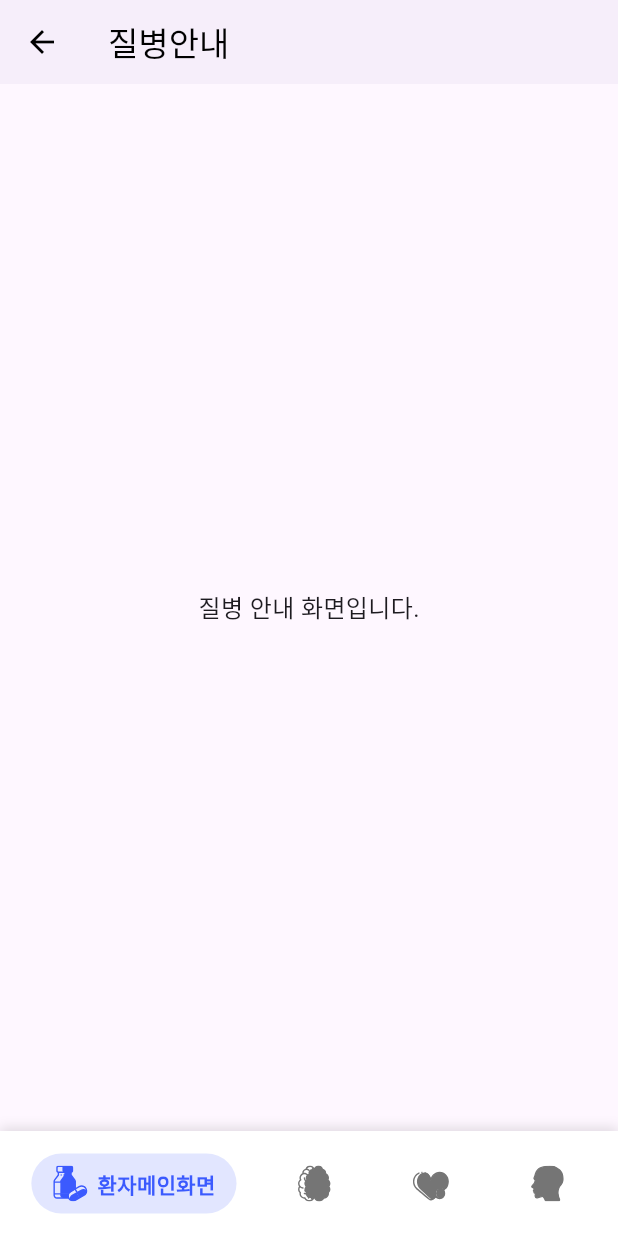
After one commit to SmileBBDev/mesothelium_flutter_project, a Flutter app: the HomePage screen opened directly, after a tap on "질병정보", on a phone screen of 412 x 824 dp. The commit adds this screen. Run offline on Flutter 3.47's test engine with Material 3 defaults, Android fonts, the phone set to English and light mode, and no system bars; our stand-ins replace flutter_svg, form_field_validator, syncfusion_flutter_calendar; missing offline and left inert: syncfusion_flutter_maps; project files that could hold a hidden picture were left out.

Commit message:
UI추가작업

```diff
--- a/lib/core/constants/MenuCategory.dart
+++ b/lib/core/constants/MenuCategory.dart
@@ -20,6 +20,9 @@ const List<MenuCategory> menu_categories = [
 
 const List<MenuCategory> patientMenu = [
   MenuCategory(icon: "assets/icons/Pediatrician.svg", title: "홈", url: "/patientMain"),
+  MenuCategory(icon: "assets/icons/Pediatrician.svg", title: "근처 약국", url: "/pharmacy"),
+  MenuCategory(icon: "assets/icons/Pediatrician.svg", title: "진료 예약", url: "/myAppointments"),
+  MenuCategory(icon: "assets/icons/Pediatrician.svg", title: "진단 결과", url: "/predictionResult"),
   MenuCategory(icon: "assets/icons/Psychiatrist.svg", title: "내 정보", url: "/myInfo"),
 ];
 
--- a/lib/features/admin/admin_main_page.dart
+++ b/lib/features/admin/admin_main_page.dart
@@ -31,7 +31,8 @@ class _AdminMainPageState extends State<AdminMainPage> {
 
   @override
   Widget build(BuildContext context){
-    return SafeArea(
+    return SingleChildScrollView(
+      child:SafeArea(
         child: Padding(
           padding: const EdgeInsets.all(16.0),
           child: Column(
@@ -103,6 +104,7 @@ class _AdminMainPageState extends State<AdminMainPage> {
             ],
           ),
         ),
+      ),
     );
   }
 
--- a/lib/features/doctor/doctor_main_page.dart
+++ b/lib/features/doctor/doctor_main_page.dart
@@ -28,7 +28,8 @@ class _DoctorMainPageState extends State<DoctorMainPage> {
 
   @override
   Widget build(BuildContext context){
-    return Column(
+    return SingleChildScrollView(
+      child:Column(
         crossAxisAlignment: CrossAxisAlignment.start,
         children: const [
           DoctorHeaderSection(),
@@ -38,6 +39,7 @@ class _DoctorMainPageState extends State<DoctorMainPage> {
           SizedBox(height: defaultPadding * 2),
           //AiPredictSection(),
         ],
+      ),
     );
   }
 
--- a/lib/features/home/HomePage.dart
+++ b/lib/features/home/HomePage.dart
@@ -7,6 +7,9 @@ import '../admin/admin_main_page.dart';
 import '../common/pages/my_info.dart';
 import '../doctor/doctor_main_page.dart';
 import '../patient/Patient_main_page.dart';
+import '../patient/page/MyAppointments.dart';
+import '../patient/page/PharmacyView.dart';
+import '../patient/page/PredictionResult.dart';
 
 class HomePage extends StatefulWidget {
   static String url = '/homePage';
@@ -29,7 +32,13 @@ class _HomePageState extends State<HomePage> {
     // 역할에 따른 footbar 구분
     switch (widget.role) {
       case 'patient':
-        _pages = [PatientMainPage(), MyInfoPage()];
+        _pages = [
+          PatientMainPage(onCategorySelected: _onCategorySelected),
+          PharmacyView(),
+          MyAppointments(),
+          PredictionResult(),
+          MyInfoPage()
+        ];
         _menuList = patientMenu;
         break;
       case 'doctor':
@@ -53,14 +62,30 @@ class _HomePageState extends State<HomePage> {
     });
   }
 
+  // 메뉴 탭 번호 지정
+  void _onCategorySelected(String route) {
+    // 환자 메뉴 탭 이동
+    if (route == '/pharmacy') {
+      setState(() {
+        _selectedIndex = 1; // 약국 탭으로 이동
+      });
+    } else if (route == '/myAppointments') {
+      setState(() {
+        _selectedIndex = 2; // 예약 탭
+      });
+    } else if (route == '/predictionResult') {
+      setState(() {
+        _selectedIndex = 3; // 예측결과 탭
+      });
+    }
+  }
+
   @override
   Widget build(BuildContext context) {
 
     return Scaffold(
       body: SafeArea(
-        child: SingleChildScrollView(
-          child: _pages[_selectedIndex],
-        ),
+        child:  _pages[_selectedIndex],
       ),
 
 
--- a/lib/features/patient/Patient_main_page.dart
+++ b/lib/features/patient/Patient_main_page.dart
@@ -7,13 +7,22 @@ import 'available_doctor_section.dart';
 import 'category_section.dart';
 import 'HeaderSection.dart';
 
+import '../patient/page/DiseaseView.dart';
+import '../patient/page/MyAppointments.dart';
+import '../patient/page/PharmacyView.dart';
+import '../patient/page/PredictionResult.dart';
+
 class PatientMainPage extends StatefulWidget{
   static String url = '/patientMain';
+  final void Function(String route)? onCategorySelected; // 부모에서 전달됨
+  const PatientMainPage({super.key, this.onCategorySelected});
 
   @override
   _PatientMainPageState createState() => _PatientMainPageState();
 }
 class _PatientMainPageState extends State<PatientMainPage> {
+  final GlobalKey<NavigatorState> _navigatorKey = GlobalKey<NavigatorState>();
+
   @override
   void initState() {
     super.initState();
@@ -21,20 +30,56 @@ class _PatientMainPageState extends State<PatientMainPage> {
   }
 
   Future<void> init() async {
-  // 초기 세팅되어야할 코드 기입
-  // 로그인 정보 확인 같은 거
+    // 초기 세팅되어야할 코드 기입
+    // 로그인 정보 확인 같은 거
   }
 
   @override
   Widget build(BuildContext context){
-    return Column(
-      children: const [
-        HeaderSection(),
-        CategorySection(),
-        SizedBox(height: defaultPadding * 2),
-        AvailableDoctorSection(),
-      ],
+    return Navigator(
+        key: _navigatorKey,
+        onGenerateRoute: (settings) {
+          Widget page;
+          switch (settings.name) {
+            case '/pharmacy':
+              page = const PharmacyView();
+              break;
+            case '/disease':
+              page = const DiseaseView();
+              break;
+            case '/myAppointments':
+              page = const MyAppointments();
+              break;
+            case '/predictionResult':
+              page = const PredictionResult();
+              break;
+            default:
+              page = _PatientMainBody(onCategorySelected : widget.onCategorySelected);
+          }
+          return MaterialPageRoute(builder: (_) => page);
+        }
     );
   }
 
 }
+
+// 환자 메인 홈화면
+class _PatientMainBody extends StatelessWidget{
+  final void Function(String route)? onCategorySelected;
+  const _PatientMainBody({super.key, this.onCategorySelected});
+
+
+  @override
+  Widget build(BuildContext context){
+    return SingleChildScrollView(
+      child:Column(
+        children: [
+          const HeaderSection(),
+          CategorySection(onCategorySelected : onCategorySelected),
+          const SizedBox(height: defaultPadding * 2),
+          const AvailableDoctorSection(),
+        ],
+      ),
+    );
+  }
+}
--- a/lib/features/patient/category_section.dart
+++ b/lib/features/patient/category_section.dart
@@ -4,15 +4,16 @@ import 'package:flutter_svg/svg.dart';
 import '../../constants.dart';
 
 class CategorySection extends StatelessWidget {
-  const CategorySection({super.key});
+  final void Function(String route)? onCategorySelected; // 부모에서 전달됨
+  const CategorySection({super.key, this.onCategorySelected});
 
   @override
   Widget build(BuildContext context) {
     final categories = [
-      {"icon": "assets/icons/Pediatrician.svg", "name": "근처 약국"},
-      {"icon": "assets/icons/Neurosurgeon.svg", "name": "질병정보"},
-      {"icon": "assets/icons/Cardiologist.svg", "name": "내 예약"},
-      {"icon": "assets/icons/Psychiatrist.svg", "name": "진단예측"},
+      {"icon": "assets/icons/Pediatrician.svg", "name": "근처 약국", "route": "/pharmacy"},
+      {"icon": "assets/icons/Neurosurgeon.svg", "name": "질병정보", "route": "/disease"},
+      {"icon": "assets/icons/Cardiologist.svg", "name": "진료 예약", "route": "/myAppointments"},
+      {"icon": "assets/icons/Psychiatrist.svg", "name": "진단결과", "route": "/predictionResult"},
     ];
 
     return Column(
@@ -50,6 +51,15 @@ class CategorySection extends StatelessWidget {
                       )
                     ],
                   ),
+                  child : GestureDetector(
+                    onTap: (){
+                      if(item["route"] == "/disease"){
+                        Navigator.of(context, rootNavigator: false).pushNamed(item["route"]!);
+
+                      } else { // 질병정보 외에 메뉴들
+                        onCategorySelected?.call(item["route"]!);
+                      }
+                    },
                     child: Column(
                       mainAxisAlignment: MainAxisAlignment.center,
                       children: [
@@ -60,6 +70,7 @@ class CategorySection extends StatelessWidget {
                       ],
                     ),
                   ),
+                ),
               );
             },
           ),
--- /dev/null
+++ b/lib/features/patient/page/DiseaseView.dart
@@ -0,0 +1,22 @@
+import 'package:flutter/material.dart';
+
+class DiseaseView extends StatelessWidget {
+  const DiseaseView({super.key});
+
+  @override
+  Widget build(BuildContext context) {
+    return Scaffold(
+      appBar: AppBar(
+        title: const Text("질병안내"),
+        foregroundColor: Colors.black,
+        elevation: 1,
+      ),
+      body: const Center(
+        child: Text(
+          "질병 안내 화면입니다.",
+          style: TextStyle(fontSize: 16),
+        ),
+      ),
+    );
+  }
+}
```
Also changed, not shown: lib/config/base_config.dart (added, +12 -0 lines), lib/features/patient/page/MyAppointments.dart (added, +23 -0 lines), lib/features/patient/page/PharmacyView.dart (added, +72 -0 lines), lib/features/patient/page/PredictionResult.dart (added, +23 -0 lines), pubspec.yaml (+10 -2 lines), 2 other files. Lines whose indentation alone changed are shown as unchanged.
